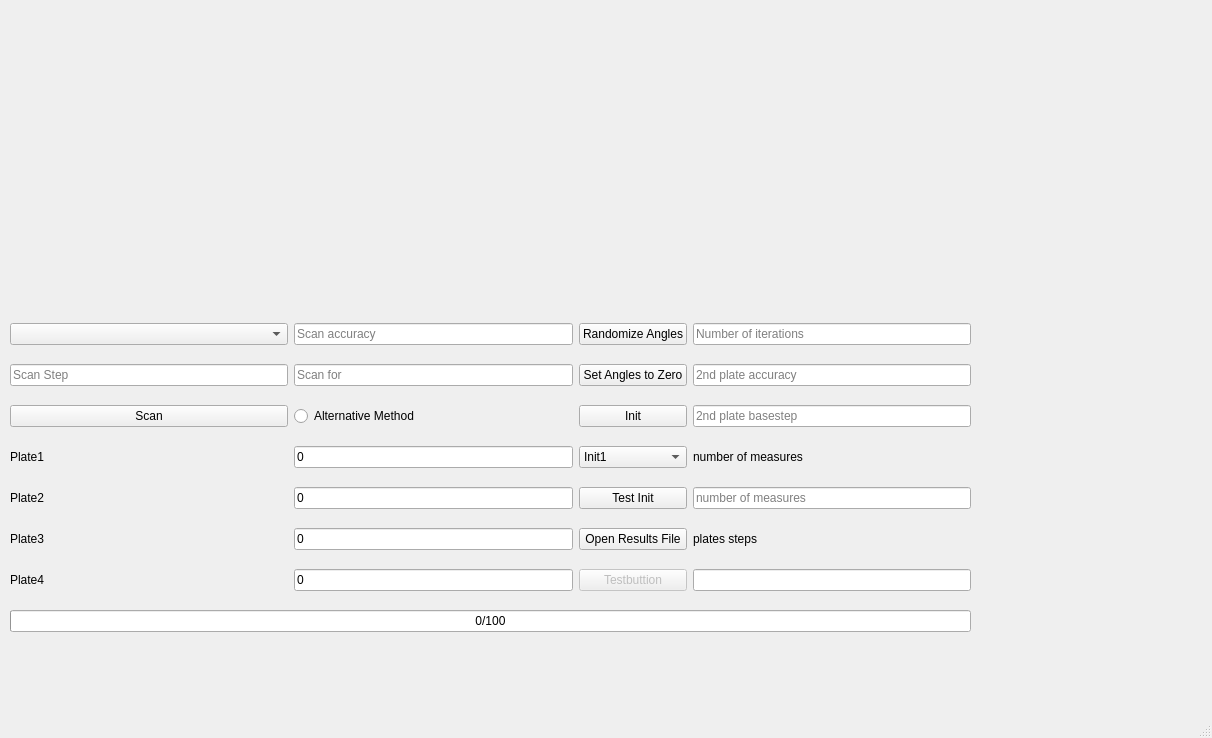
Qt form mainwindow.ui (denisteut/QKD_stand_simulator) before a commit.
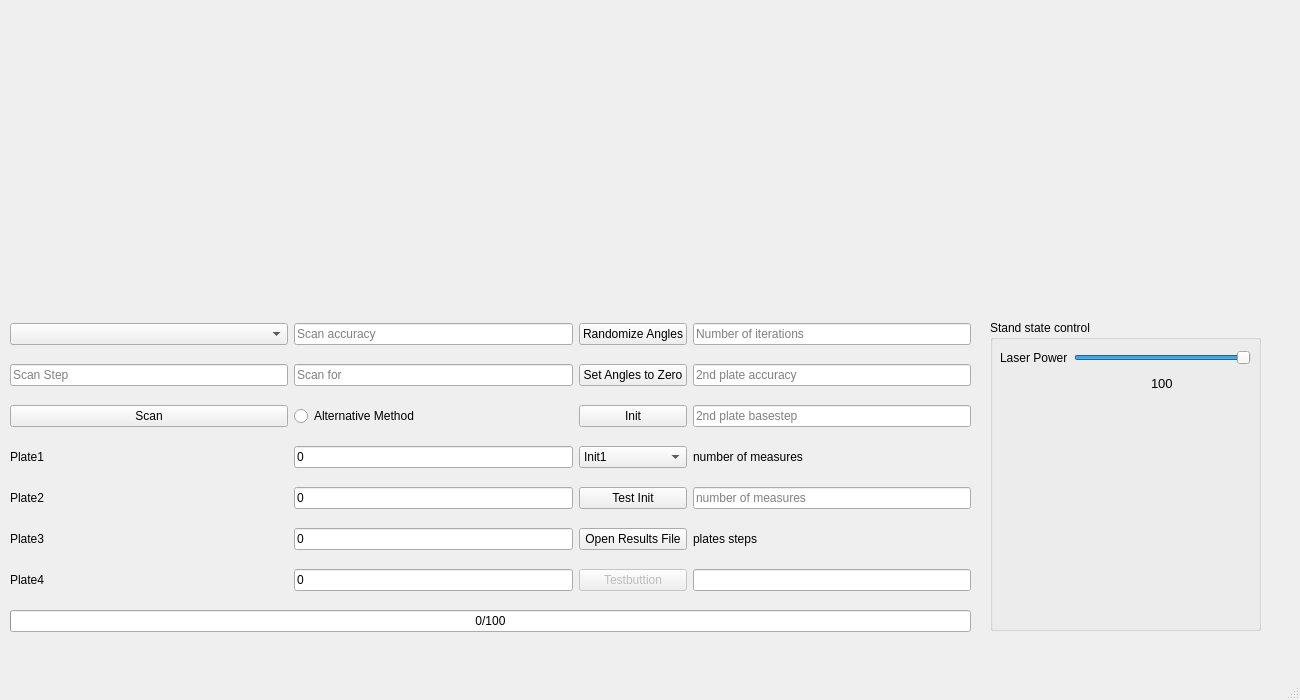
The same form after that commit. Icons and pictures are not drawn. Custom widgets are drawn as their Qt base class.

What changed in the file:
```diff
--- a/mainwindow.ui
+++ b/mainwindow.ui
@@ -2,14 +2,47 @@
 <ui version="4.0">
  <class>MainWindow</class>
  <widget class="QMainWindow" name="MainWindow">
+  <property name="enabled">
+   <bool>true</bool>
+  </property>
   <property name="geometry">
    <rect>
     <x>0</x>
     <y>0</y>
-    <width>1212</width>
-    <height>738</height>
+    <width>1300</width>
+    <height>700</height>
    </rect>
   </property>
+  <property name="sizePolicy">
+   <sizepolicy hsizetype="Fixed" vsizetype="Expanding">
+    <horstretch>1</horstretch>
+    <verstretch>1</verstretch>
+   </sizepolicy>
+  </property>
+  <property name="minimumSize">
+   <size>
+    <width>1300</width>
+    <height>700</height>
+   </size>
+  </property>
+  <property name="maximumSize">
+   <size>
+    <width>1600</width>
+    <height>900</height>
+   </size>
+  </property>
+  <property name="sizeIncrement">
+   <size>
+    <width>2</width>
+    <height>2</height>
+   </size>
+  </property>
+  <property name="baseSize">
+   <size>
+    <width>1</width>
+    <height>1</height>
+   </size>
+  </property>
   <property name="windowTitle">
    <string>QKD Stand Sim</string>
   </property>
@@ -17,10 +50,10 @@
    <widget class="QCustomPlot" name="widget" native="true">
     <property name="geometry">
      <rect>
-      <x>0</x>
-      <y>0</y>
-      <width>981</width>
-      <height>291</height>
+      <x>10</x>
+      <y>10</y>
+      <width>1281</width>
+      <height>281</height>
      </rect>
     </property>
    </widget>
@@ -292,6 +325,75 @@
      </item>
     </layout>
    </widget>
+   <widget class="QGroupBox" name="stand_inf_box">
+    <property name="geometry">
+     <rect>
+      <x>990</x>
+      <y>320</y>
+      <width>271</width>
+      <height>311</height>
+     </rect>
+    </property>
+    <property name="title">
+     <string>Stand state control</string>
+    </property>
+    <property name="flat">
+     <bool>false</bool>
+    </property>
+    <property name="checkable">
+     <bool>false</bool>
+    </property>
+    <widget class="QWidget" name="gridLayoutWidget">
+     <property name="geometry">
+      <rect>
+       <x>10</x>
+       <y>30</y>
+       <width>251</width>
+       <height>45</height>
+      </rect>
+     </property>
+     <layout class="QGridLayout" name="gridLayout">
+      <item row="0" column="1">
+       <widget class="QSlider" name="Laser_control">
+        <property name="maximum">
+         <number>100</number>
+        </property>
+        <property name="sliderPosition">
+         <number>100</number>
+        </property>
+        <property name="tracking">
+         <bool>true</bool>
+        </property>
+        <property name="orientation">
+         <enum>Qt::Horizontal</enum>
+        </property>
+        <property name="invertedAppearance">
+         <bool>false</bool>
+        </property>
+       </widget>
+      </item>
+      <item row="1" column="1" alignment="Qt::AlignHCenter">
+       <widget class="QLabel" name="label_current_laser_power">
+        <property name="font">
+         <font>
+          <pointsize>10</pointsize>
+         </font>
+        </property>
+        <property name="text">
+         <string>100</string>
+        </property>
+       </widget>
+      </item>
+      <item row="0" column="0">
+       <widget class="QLabel" name="laser_power_lable_i">
+        <property name="text">
+         <string>Laser Power</string>
+        </property>
+       </widget>
+      </item>
+     </layout>
+    </widget>
+   </widget>
   </widget>
   <widget class="QMenuBar" name="menubar">
    <property name="geometry">
```
Left out of the diff: 336 changed lines with no effect on the pictures.
